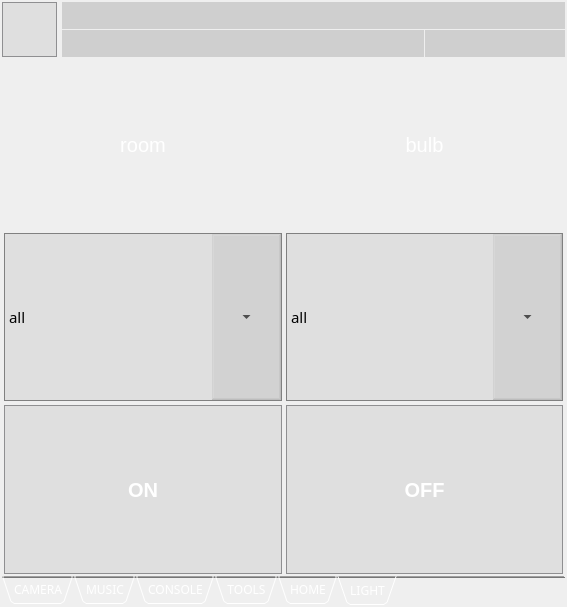
First picture: the form in iDomClient2/idom_client.ui, repository cyniu88/QT_kurs, before the edit.
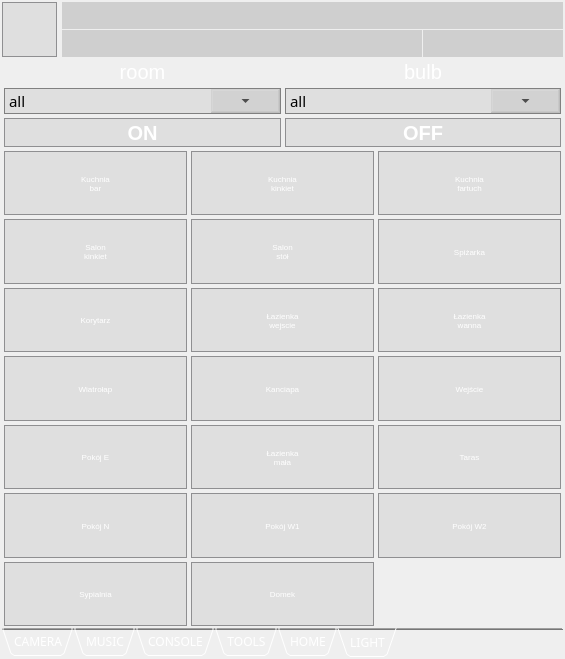
Second picture: the form after the edit. The open tabs and pages were chosen to show the change. Icons and pictures are not drawn. Custom widgets are drawn as their Qt base class.

```diff
--- a/iDomClient2/idom_client.ui
+++ b/iDomClient2/idom_client.ui
@@ -9,8 +9,8 @@
    <rect>
     <x>0</x>
     <y>0</y>
-    <width>567</width>
-    <height>607</height>
+    <width>565</width>
+    <height>659</height>
    </rect>
   </property>
   <property name="sizePolicy">
@@ -105,7 +105,7 @@
        <bool>true</bool>
       </property>
       <property name="sizePolicy">
-       <sizepolicy hsizetype="Maximum" vsizetype="Expanding">
+       <sizepolicy hsizetype="MinimumExpanding" vsizetype="Expanding">
         <horstretch>0</horstretch>
         <verstretch>0</verstretch>
        </sizepolicy>
@@ -2134,10 +2134,10 @@
         <string>LIGHT</string>
        </attribute>
        <layout class="QGridLayout" name="gridLayout_17">
-        <item row="0" column="0">
+        <item row="1" column="0">
          <widget class="QLabel" name="label_6">
           <property name="sizePolicy">
-           <sizepolicy hsizetype="Ignored" vsizetype="Ignored">
+           <sizepolicy hsizetype="Minimum" vsizetype="Minimum">
             <horstretch>0</horstretch>
             <verstretch>0</verstretch>
            </sizepolicy>
@@ -2158,31 +2158,33 @@
           </property>
          </widget>
         </item>
-        <item row="0" column="1">
-         <widget class="QLabel" name="label_7">
+        <item row="3" column="1">
+         <widget class="QToolButton" name="b_light_OFF">
           <property name="sizePolicy">
            <sizepolicy hsizetype="Ignored" vsizetype="Ignored">
             <horstretch>0</horstretch>
             <verstretch>0</verstretch>
            </sizepolicy>
           </property>
-          <property name="font">
-           <font>
-            <pointsize>15</pointsize>
-           </font>
+          <property name="styleSheet">
+           <string notr="true">QToolButton {
+background-color: rgba(158, 158, 158,50);
+ border: 1px solid #8f8f91;
+border-radius: 0px;
+color:white;
+ font: bold 20px;
+
+}
+QToolButton:pressed {
+border:none;
+}</string>
           </property>
           <property name="text">
-           <string>bulb</string>
-          </property>
-          <property name="textFormat">
-           <enum>Qt::MarkdownText</enum>
-          </property>
-          <property name="alignment">
-           <set>Qt::AlignCenter</set>
+           <string>OFF</string>
           </property>
          </widget>
         </item>
-        <item row="1" column="0">
+        <item row="2" column="0">
          <widget class="QComboBox" name="comboBox_ROOM">
           <property name="sizePolicy">
            <sizepolicy hsizetype="Ignored" vsizetype="Ignored">
@@ -2230,10 +2232,36 @@
           </item>
          </widget>
         </item>
-        <item row="1" column="1">
+        <item row="3" column="0">
+         <widget class="QToolButton" name="b_light_ON">
+          <property name="sizePolicy">
+           <sizepolicy hsizetype="Ignored" vsizetype="Fixed">
+            <horstretch>0</horstretch>
+            <verstretch>0</verstretch>
+           </sizepolicy>
+          </property>
+          <property name="styleSheet">
+           <string notr="true">QToolButton {
+background-color: rgba(158, 158, 158,50);
+ border: 1px solid #8f8f91;
+border-radius: 0px;
+color:white;
+ font: bold 20px;
+
+}
+QToolButton:pressed {
+border:none;
+}</string>
+          </property>
+          <property name="text">
+           <string>ON</string>
+          </property>
+         </widget>
+        </item>
+        <item row="2" column="1">
          <widget class="QComboBox" name="comboBox_BULB">
           <property name="sizePolicy">
-           <sizepolicy hsizetype="Ignored" vsizetype="Ignored">
+           <sizepolicy hsizetype="Ignored" vsizetype="Maximum">
             <horstretch>0</horstretch>
             <verstretch>0</verstretch>
            </sizepolicy>
@@ -2281,57 +2309,979 @@
           </item>
          </widget>
         </item>
-        <item row="2" column="0">
-         <widget class="QToolButton" name="b_light_ON">
+        <item row="1" column="1">
+         <widget class="QLabel" name="label_7">
           <property name="sizePolicy">
-           <sizepolicy hsizetype="Ignored" vsizetype="Ignored">
+           <sizepolicy hsizetype="Minimum" vsizetype="Maximum">
             <horstretch>0</horstretch>
             <verstretch>0</verstretch>
            </sizepolicy>
           </property>
-          <property name="styleSheet">
-           <string notr="true">QToolButton {
-background-color: rgba(158, 158, 158,50);
- border: 1px solid #8f8f91;
-border-radius: 0px;
-color:white;
- font: bold 20px;
-
-}
-QToolButton:pressed {
-border:none;
-}</string>
+          <property name="font">
+           <font>
+            <pointsize>15</pointsize>
+           </font>
           </property>
           <property name="text">
-           <string>ON</string>
+           <string>bulb</string>
+          </property>
+          <property name="textFormat">
+           <enum>Qt::MarkdownText</enum>
+          </property>
+          <property name="alignment">
+           <set>Qt::AlignCenter</set>
           </property>
          </widget>
         </item>
-        <item row="2" column="1">
-         <widget class="QToolButton" name="b_light_OFF">
-          <property name="sizePolicy">
-           <sizepolicy hsizetype="Ignored" vsizetype="Ignored">
-            <horstretch>0</horstretch>
-            <verstretch>0</verstretch>
-           </sizepolicy>
-          </property>
-          <property name="styleSheet">
-           <string notr="true">QToolButton {
+        <item row="4" column="0" colspan="2">
+         <layout class="QGridLayout" name="bulbLayout">
+          <item row="0" column="0">
+           <widget class="QToolButton" name="b_lightKuchBar">
+            <property name="sizePolicy">
+             <sizepolicy hsizetype="Ignored" vsizetype="Ignored">
+              <horstretch>0</horstretch>
+              <verstretch>0</verstretch>
+             </sizepolicy>
+            </property>
+            <property name="font">
+             <font>
+              <pointsize>6</pointsize>
+             </font>
+            </property>
+            <property name="styleSheet">
+             <string notr="true">QToolButton {
 background-color: rgba(158, 158, 158,50);
  border: 1px solid #8f8f91;
 border-radius: 0px;
 color:white;
- font: bold 20px;
 
 }
 QToolButton:pressed {
 border:none;
 }</string>
-          </property>
-          <property name="text">
-           <string>OFF</string>
-          </property>
-         </widget>
+            </property>
+            <property name="text">
+             <string>Kuchnia
+bar</string>
+            </property>
+            <property name="icon">
+             <iconset resource="ikony.qrc">
+              <normaloff>:/new/prefix1/files/svg/light-bulb-OFF.svg</normaloff>
+              <normalon>:/new/prefix1/files/svg/light-bulb-ON.svg</normalon>:/new/prefix1/files/svg/light-bulb-OFF.svg</iconset>
+            </property>
+            <property name="iconSize">
+             <size>
+              <width>200</width>
+              <height>200</height>
+             </size>
+            </property>
+            <property name="checkable">
+             <bool>true</bool>
+            </property>
+            <property name="toolButtonStyle">
+             <enum>Qt::ToolButtonTextBesideIcon</enum>
+            </property>
+           </widget>
+          </item>
+          <item row="5" column="2">
+           <widget class="QToolButton" name="b_lightPokojW2">
+            <property name="sizePolicy">
+             <sizepolicy hsizetype="Ignored" vsizetype="Ignored">
+              <horstretch>0</horstretch>
+              <verstretch>0</verstretch>
+             </sizepolicy>
+            </property>
+            <property name="font">
+             <font>
+              <pointsize>6</pointsize>
+             </font>
+            </property>
+            <property name="styleSheet">
+             <string notr="true">QToolButton {
+background-color: rgba(158, 158, 158,50);
+ border: 1px solid #8f8f91;
+border-radius: 0px;
+color:white;
+
+}
+QToolButton:pressed {
+border:none;
+}</string>
+            </property>
+            <property name="text">
+             <string>Pokój W2</string>
+            </property>
+            <property name="icon">
+             <iconset resource="ikony.qrc">
+              <normaloff>:/new/prefix1/files/svg/light-bulb-OFF.svg</normaloff>
+              <normalon>:/new/prefix1/files/svg/light-bulb-ON.svg</normalon>:/new/prefix1/files/svg/light-bulb-OFF.svg</iconset>
+            </property>
+            <property name="iconSize">
+             <size>
+              <width>200</width>
+              <height>200</height>
+             </size>
+            </property>
+            <property name="checkable">
+             <bool>true</bool>
+            </property>
+            <property name="toolButtonStyle">
+             <enum>Qt::ToolButtonTextBesideIcon</enum>
+            </property>
+           </widget>
+          </item>
+          <item row="5" column="1">
+           <widget class="QToolButton" name="b_lightPokojW1">
+            <property name="sizePolicy">
+             <sizepolicy hsizetype="Ignored" vsizetype="Ignored">
+              <horstretch>0</horstretch>
+              <verstretch>0</verstretch>
+             </sizepolicy>
+            </property>
+            <property name="font">
+             <font>
+              <pointsize>6</pointsize>
+             </font>
+            </property>
+            <property name="styleSheet">
+             <string notr="true">QToolButton {
+background-color: rgba(158, 158, 158,50);
+ border: 1px solid #8f8f91;
+border-radius: 0px;
+color:white;
+
+}
+QToolButton:pressed {
+border:none;
+}</string>
+            </property>
+            <property name="text">
+             <string>Pokój W1</string>
+            </property>
+            <property name="icon">
+             <iconset resource="ikony.qrc">
+              <normaloff>:/new/prefix1/files/svg/light-bulb-OFF.svg</normaloff>
+              <normalon>:/new/prefix1/files/svg/light-bulb-ON.svg</normalon>:/new/prefix1/files/svg/light-bulb-OFF.svg</iconset>
+            </property>
+            <property name="iconSize">
+             <size>
+              <width>200</width>
+              <height>200</height>
+             </size>
+            </property>
+            <property name="checkable">
+             <bool>true</bool>
+            </property>
+            <property name="toolButtonStyle">
+             <enum>Qt::ToolButtonTextBesideIcon</enum>
+            </property>
+           </widget>
+          </item>
+          <item row="1" column="0">
+           <widget class="QToolButton" name="b_lightSalonKink">
+            <property name="sizePolicy">
+             <sizepolicy hsizetype="Ignored" vsizetype="Ignored">
+              <horstretch>0</horstretch>
+              <verstretch>0</verstretch>
+             </sizepolicy>
+            </property>
+            <property name="font">
+             <font>
+              <pointsize>6</pointsize>
+             </font>
+            </property>
+            <property name="styleSheet">
+             <string notr="true">QToolButton {
+background-color: rgba(158, 158, 158,50);
+ border: 1px solid #8f8f91;
+border-radius: 0px;
+color:white;
+
+}
+QToolButton:pressed {
+border:none;
+}</string>
+            </property>
+            <property name="text">
+             <string>Salon
+kinkiet</string>
+            </property>
+            <property name="icon">
+             <iconset resource="ikony.qrc">
+              <normaloff>:/new/prefix1/files/svg/light-bulb-OFF.svg</normaloff>
+              <normalon>:/new/prefix1/files/svg/light-bulb-ON.svg</normalon>:/new/prefix1/files/svg/light-bulb-OFF.svg</iconset>
+            </property>
+            <property name="iconSize">
+             <size>
+              <width>200</width>
+              <height>200</height>
+             </size>
+            </property>
+            <property name="checkable">
+             <bool>true</bool>
+            </property>
+            <property name="toolButtonStyle">
+             <enum>Qt::ToolButtonTextBesideIcon</enum>
+            </property>
+           </widget>
+          </item>
+          <item row="2" column="1">
+           <widget class="QToolButton" name="b_lightLazienkaWejscie">
+            <property name="sizePolicy">
+             <sizepolicy hsizetype="Ignored" vsizetype="Ignored">
+              <horstretch>0</horstretch>
+              <verstretch>0</verstretch>
+             </sizepolicy>
+            </property>
+            <property name="font">
+             <font>
+              <pointsize>6</pointsize>
+             </font>
+            </property>
+            <property name="styleSheet">
+             <string notr="true">QToolButton {
+background-color: rgba(158, 158, 158,50);
+ border: 1px solid #8f8f91;
+border-radius: 0px;
+color:white;
+
+}
+QToolButton:pressed {
+border:none;
+}</string>
+            </property>
+            <property name="text">
+             <string>Łazienka
+wejscie</string>
+            </property>
+            <property name="icon">
+             <iconset resource="ikony.qrc">
+              <normaloff>:/new/prefix1/files/svg/light-bulb-OFF.svg</normaloff>
+              <normalon>:/new/prefix1/files/svg/light-bulb-ON.svg</normalon>:/new/prefix1/files/svg/light-bulb-OFF.svg</iconset>
+            </property>
+            <property name="iconSize">
+             <size>
+              <width>200</width>
+              <height>200</height>
+             </size>
+            </property>
+            <property name="checkable">
+             <bool>true</bool>
+            </property>
+            <property name="toolButtonStyle">
+             <enum>Qt::ToolButtonTextBesideIcon</enum>
+            </property>
+           </widget>
+          </item>
+          <item row="1" column="2">
+           <widget class="QToolButton" name="b_lightSpizarka">
+            <property name="sizePolicy">
+             <sizepolicy hsizetype="Ignored" vsizetype="Ignored">
+              <horstretch>0</horstretch>
+              <verstretch>0</verstretch>
+             </sizepolicy>
+            </property>
+            <property name="font">
+             <font>
+              <pointsize>6</pointsize>
+             </font>
+            </property>
+            <property name="styleSheet">
+             <string notr="true">QToolButton {
+background-color: rgba(158, 158, 158,50);
+ border: 1px solid #8f8f91;
+border-radius: 0px;
+color:white;
+}
+QToolButton:pressed {
+border:none;
+}</string>
+            </property>
+            <property name="text">
+             <string>Spiżarka</string>
+            </property>
+            <property name="icon">
+             <iconset resource="ikony.qrc">
+              <normaloff>:/new/prefix1/files/svg/light-bulb-OFF.svg</normaloff>
+              <normalon>:/new/prefix1/files/svg/light-bulb-ON.svg</normalon>:/new/prefix1/files/svg/light-bulb-OFF.svg</iconset>
+            </property>
+            <property name="iconSize">
+             <size>
+              <width>200</width>
+              <height>200</height>
+             </size>
+            </property>
+            <property name="checkable">
+             <bool>true</bool>
+            </property>
+            <property name="toolButtonStyle">
+             <enum>Qt::ToolButtonTextBesideIcon</enum>
+            </property>
+           </widget>
+          </item>
+          <item row="2" column="2">
+           <widget class="QToolButton" name="b_lightLazienkaWanna">
+            <property name="sizePolicy">
+             <sizepolicy hsizetype="Ignored" vsizetype="Ignored">
+              <horstretch>0</horstretch>
+              <verstretch>0</verstretch>
+             </sizepolicy>
+            </property>
+            <property name="font">
+             <font>
+              <pointsize>6</pointsize>
+             </font>
+            </property>
+            <property name="styleSheet">
+             <string notr="true">QToolButton {
+background-color: rgba(158, 158, 158,50);
+ border: 1px solid #8f8f91;
+border-radius: 0px;
+color:white;
+
+}
+QToolButton:pressed {
+border:none;
+}</string>
+            </property>
+            <property name="text">
+             <string>Łazienka
+wanna</string>
+            </property>
+            <property name="icon">
+             <iconset resource="ikony.qrc">
+              <normaloff>:/new/prefix1/files/svg/light-bulb-OFF.svg</normaloff>
+              <normalon>:/new/prefix1/files/svg/light-bulb-ON.svg</normalon>:/new/prefix1/files/svg/light-bulb-OFF.svg</iconset>
+            </property>
+            <property name="iconSize">
+             <size>
+              <width>200</width>
+              <height>200</height>
+             </size>
+            </property>
+            <property name="checkable">
+             <bool>true</bool>
+            </property>
+            <property name="toolButtonStyle">
+             <enum>Qt::ToolButtonTextBesideIcon</enum>
+            </property>
+           </widget>
+          </item>
+          <item row="0" column="1">
+           <widget class="QToolButton" name="b_lightKuchKink">
+            <property name="sizePolicy">
+             <sizepolicy hsizetype="Ignored" vsizetype="Ignored">
+              <horstretch>0</horstretch>
+              <verstretch>0</verstretch>
+             </sizepolicy>
+            </property>
+            <property name="font">
+             <font>
+              <pointsize>6</pointsize>
+             </font>
+            </property>
+            <property name="styleSheet">
+             <string notr="true">QToolButton {
+background-color: rgba(158, 158, 158,50);
+ border: 1px solid #8f8f91;
+border-radius: 0px;
+color:white;
+
+}
+QToolButton:pressed {
+border:none;
+}</string>
+            </property>
+            <property name="text">
+             <string>Kuchnia
+kinkiet</string>
+            </property>
+            <property name="icon">
+             <iconset resource="ikony.qrc">
+              <normaloff>:/new/prefix1/files/svg/light-bulb-OFF.svg</normaloff>
+              <normalon>:/new/prefix1/files/svg/light-bulb-ON.svg</normalon>:/new/prefix1/files/svg/light-bulb-OFF.svg</iconset>
+            </property>
+            <property name="iconSize">
+             <size>
+              <width>200</width>
+              <height>200</height>
+             </size>
+            </property>
+            <property name="checkable">
+             <bool>true</bool>
+            </property>
+            <property name="toolButtonStyle">
+             <enum>Qt::ToolButtonTextBesideIcon</enum>
+            </property>
+           </widget>
+          </item>
+          <item row="3" column="0">
+           <widget class="QToolButton" name="b_lightWiatrolap">
+            <property name="sizePolicy">
+             <sizepolicy hsizetype="Ignored" vsizetype="Ignored">
+              <horstretch>0</horstretch>
+              <verstretch>0</verstretch>
+             </sizepolicy>
+            </property>
+            <property name="font">
+             <font>
+              <pointsize>6</pointsize>
+             </font>
+            </property>
+            <property name="styleSheet">
+             <string notr="true">QToolButton {
+background-color: rgba(158, 158, 158,50);
+ border: 1px solid #8f8f91;
+border-radius: 0px;
+color:white;
+
+}
+QToolButton:pressed {
+border:none;
+}</string>
+            </property>
+            <property name="text">
+             <string>Wiatrołap</string>
+            </property>
+            <property name="icon">
+             <iconset resource="ikony.qrc">
+              <normaloff>:/new/prefix1/files/svg/light-bulb-OFF.svg</normaloff>
+              <normalon>:/new/prefix1/files/svg/light-bulb-ON.svg</normalon>:/new/prefix1/files/svg/light-bulb-OFF.svg</iconset>
+            </property>
+            <property name="iconSize">
+             <size>
+              <width>200</width>
+              <height>200</height>
+             </size>
+            </property>
+            <property name="checkable">
+             <bool>true</bool>
+            </property>
+            <property name="toolButtonStyle">
+             <enum>Qt::ToolButtonTextBesideIcon</enum>
+            </property>
+           </widget>
+          </item>
+          <item row="4" column="2">
+           <widget class="QToolButton" name="b_lightTaras">
+            <property name="sizePolicy">
+             <sizepolicy hsizetype="Ignored" vsizetype="Ignored">
+              <horstretch>0</horstretch>
+              <verstretch>0</verstretch>
+             </sizepolicy>
+            </property>
+            <property name="font">
+             <font>
+              <pointsize>6</pointsize>
+             </font>
+            </property>
+            <property name="styleSheet">
+             <string notr="true">QToolButton {
+background-color: rgba(158, 158, 158,50);
+ border: 1px solid #8f8f91;
+border-radius: 0px;
+color:white;
+
+}
+QToolButton:pressed {
+border:none;
+}</string>
+            </property>
+            <property name="text">
+             <string>Taras</string>
+            </property>
+            <property name="icon">
+             <iconset resource="ikony.qrc">
+              <normaloff>:/new/prefix1/files/svg/light-bulb-OFF.svg</normaloff>
+              <normalon>:/new/prefix1/files/svg/light-bulb-ON.svg</normalon>:/new/prefix1/files/svg/light-bulb-OFF.svg</iconset>
+            </property>
+            <property name="iconSize">
+             <size>
+              <width>200</width>
+              <height>200</height>
+             </size>
+            </property>
+            <property name="checkable">
+             <bool>true</bool>
+            </property>
+            <property name="toolButtonStyle">
+             <enum>Qt::ToolButtonTextBesideIcon</enum>
+            </property>
+           </widget>
+          </item>
+          <item row="4" column="1">
+           <widget class="QToolButton" name="b_lightLazienkaMala">
+            <property name="sizePolicy">
+             <sizepolicy hsizetype="Ignored" vsizetype="Ignored">
+              <horstretch>0</horstretch>
+              <verstretch>0</verstretch>
+             </sizepolicy>
+            </property>
+            <property name="font">
+             <font>
+              <pointsize>6</pointsize>
+             </font>
+            </property>
+            <property name="styleSheet">
+             <string notr="true">QToolButton {
+background-color: rgba(158, 158, 158,50);
+ border: 1px solid #8f8f91;
+border-radius: 0px;
+color:white;
+
+}
+QToolButton:pressed {
+border:none;
+}</string>
+            </property>
+            <property name="text">
+             <string>Łazienka
+mała</string>
+            </property>
+            <property name="icon">
+             <iconset resource="ikony.qrc">
+              <normaloff>:/new/prefix1/files/svg/light-bulb-OFF.svg</normaloff>
+              <normalon>:/new/prefix1/files/svg/light-bulb-ON.svg</normalon>:/new/prefix1/files/svg/light-bulb-OFF.svg</iconset>
+            </property>
+            <property name="iconSize">
+             <size>
+              <width>200</width>
+              <height>200</height>
+             </size>
+            </property>
+            <property name="checkable">
+             <bool>true</bool>
+            </property>
+            <property name="toolButtonStyle">
+             <enum>Qt::ToolButtonTextBesideIcon</enum>
+            </property>
+           </widget>
+          </item>
+          <item row="3" column="1">
+           <widget class="QToolButton" name="b_lightKanciapa">
+            <property name="sizePolicy">
+             <sizepolicy hsizetype="Ignored" vsizetype="Ignored">
+              <horstretch>0</horstretch>
+              <verstretch>0</verstretch>
+             </sizepolicy>
+            </property>
+            <property name="font">
+             <font>
+              <pointsize>6</pointsize>
+             </font>
+            </property>
+            <property name="styleSheet">
+             <string notr="true">QToolButton {
+background-color: rgba(158, 158, 158,50);
+ border: 1px solid #8f8f91;
+border-radius: 0px;
+color:white;
+}
+QToolButton:pressed {
+border:none;
+}</string>
+            </property>
+            <property name="text">
+             <string>Kanciapa</string>
+            </property>
+            <property name="icon">
+             <iconset resource="ikony.qrc">
+              <normaloff>:/new/prefix1/files/svg/light-bulb-OFF.svg</normaloff>
+              <normalon>:/new/prefix1/files/svg/light-bulb-ON.svg</normalon>:/new/prefix1/files/svg/light-bulb-OFF.svg</iconset>
+            </property>
+            <property name="iconSize">
+             <size>
+              <width>200</width>
+              <height>200</height>
+             </size>
+            </property>
+            <property name="checkable">
+             <bool>true</bool>
+            </property>
+            <property name="toolButtonStyle">
+             <enum>Qt::ToolButtonTextBesideIcon</enum>
+            </property>
+           </widget>
+          </item>
+          <item row="4" column="0">
+           <widget class="QToolButton" name="b_lightPokojE">
+            <property name="sizePolicy">
+             <sizepolicy hsizetype="Ignored" vsizetype="Ignored">
+              <horstretch>0</horstretch>
+              <verstretch>0</verstretch>
+             </sizepolicy>
+            </property>
+            <property name="font">
+             <font>
+              <pointsize>6</pointsize>
+             </font>
+            </property>
+            <property name="styleSheet">
+             <string notr="true">QToolButton {
+background-color: rgba(158, 158, 158,50);
+ border: 1px solid #8f8f91;
+border-radius: 0px;
+color:white;
+
+}
+QToolButton:pressed {
+border:none;
+}</string>
+            </property>
+            <property name="text">
+             <string>Pokój E</string>
+            </property>
+            <property name="icon">
+             <iconset resource="ikony.qrc">
+              <normaloff>:/new/prefix1/files/svg/light-bulb-OFF.svg</normaloff>
+              <normalon>:/new/prefix1/files/svg/light-bulb-ON.svg</normalon>:/new/prefix1/files/svg/light-bulb-OFF.svg</iconset>
+            </property>
+            <property name="iconSize">
+             <size>
+              <width>200</width>
+              <height>200</height>
+             </size>
+            </property>
+            <property name="checkable">
+             <bool>true</bool>
+            </property>
+            <property name="toolButtonStyle">
+             <enum>Qt::ToolButtonTextBesideIcon</enum>
+            </property>
+           </widget>
+          </item>
+          <item row="1" column="1">
+           <widget class="QToolButton" name="b_lightSalonSto">
+            <property name="sizePolicy">
+             <sizepolicy hsizetype="Ignored" vsizetype="Ignored">
+              <horstretch>0</horstretch>
+              <verstretch>0</verstretch>
+             </sizepolicy>
+            </property>
+            <property name="font">
+             <font>
+              <pointsize>6</pointsize>
+             </font>
+            </property>
+            <property name="styleSheet">
+             <string notr="true">QToolButton {
+background-color: rgba(158, 158, 158,50);
+ border: 1px solid #8f8f91;
+border-radius: 0px;
+color:white;
+
+}
+QToolButton:pressed {
+border:none;
+}</string>
+            </property>
+            <property name="text">
+             <string>Salon
+stół</string>
+            </property>
+            <property name="icon">
+             <iconset resource="ikony.qrc">
+              <normaloff>:/new/prefix1/files/svg/light-bulb-OFF.svg</normaloff>
+              <normalon>:/new/prefix1/files/svg/light-bulb-ON.svg</normalon>:/new/prefix1/files/svg/light-bulb-OFF.svg</iconset>
+            </property>
+            <property name="iconSize">
+             <size>
+              <width>200</width>
+              <height>200</height>
+             </size>
+            </property>
+            <property name="checkable">
+             <bool>true</bool>
+            </property>
+            <property name="toolButtonStyle">
+             <enum>Qt::ToolButtonTextBesideIcon</enum>
+            </property>
+           </widget>
+          </item>
+          <item row="5" column="0">
+           <widget class="QToolButton" name="b_lightPokojN">
+            <property name="sizePolicy">
+             <sizepolicy hsizetype="Ignored" vsizetype="Ignored">
+              <horstretch>0</horstretch>
+              <verstretch>0</verstretch>
+             </sizepolicy>
+            </property>
+            <property name="font">
+             <font>
+              <pointsize>6</pointsize>
+             </font>
+            </property>
+            <property name="styleSheet">
+             <string notr="true">QToolButton {
+background-color: rgba(158, 158, 158,50);
+ border: 1px solid #8f8f91;
+border-radius: 0px;
+color:white;
+
+}
+QToolButton:pressed {
+border:none;
+}</string>
+            </property>
+            <property name="text">
+             <string>Pokój N</string>
+            </property>
+            <property name="icon">
+             <iconset resource="ikony.qrc">
+              <normaloff>:/new/prefix1/files/svg/light-bulb-OFF.svg</normaloff>
+              <normalon>:/new/prefix1/files/svg/light-bulb-ON.svg</normalon>:/new/prefix1/files/svg/light-bulb-OFF.svg</iconset>
+            </property>
+            <property name="iconSize">
+             <size>
+              <width>200</width>
+              <height>200</height>
+             </size>
+            </property>
+            <property name="checkable">
+             <bool>true</bool>
+            </property>
+            <property name="toolButtonStyle">
+             <enum>Qt::ToolButtonTextBesideIcon</enum>
+            </property>
+           </widget>
+          </item>
+          <item row="2" column="0">
+           <widget class="QToolButton" name="b_lightKorytarz">
+            <property name="sizePolicy">
+             <sizepolicy hsizetype="Ignored" vsizetype="Ignored">
+              <horstretch>0</horstretch>
+              <verstretch>0</verstretch>
+             </sizepolicy>
+            </property>
+            <property name="font">
+             <font>
+              <pointsize>6</pointsize>
+             </font>
+            </property>
+            <property name="styleSheet">
+             <string notr="true">QToolButton {
+background-color: rgba(158, 158, 158,50);
+ border: 1px solid #8f8f91;
+border-radius: 0px;
+color:white;
+
+}
+QToolButton:pressed {
+border:none;
+}</string>
+            </property>
+            <property name="text">
+             <string>Korytarz</string>
+            </property>
+            <property name="icon">
+             <iconset resource="ikony.qrc">
+              <normaloff>:/new/prefix1/files/svg/light-bulb-OFF.svg</normaloff>
+              <normalon>:/new/prefix1/files/svg/light-bulb-ON.svg</normalon>:/new/prefix1/files/svg/light-bulb-OFF.svg</iconset>
+            </property>
+            <property name="iconSize">
+             <size>
+              <width>200</width>
+              <height>200</height>
+             </size>
+            </property>
+            <property name="checkable">
+             <bool>true</bool>
+            </property>
+            <property name="toolButtonStyle">
+             <enum>Qt::ToolButtonTextBesideIcon</enum>
+            </property>
+           </widget>
+          </item>
+          <item row="3" column="2">
+           <widget class="QToolButton" name="b_lightWejscie">
+            <property name="sizePolicy">
+             <sizepolicy hsizetype="Ignored" vsizetype="Ignored">
+              <horstretch>0</horstretch>
+              <verstretch>0</verstretch>
+             </sizepolicy>
+            </property>
+            <property name="font">
+             <font>
+              <pointsize>6</pointsize>
+             </font>
+            </property>
+            <property name="styleSheet">
+             <string notr="true">QToolButton {
+background-color: rgba(158, 158, 158,50);
+ border: 1px solid #8f8f91;
+border-radius: 0px;
+color:white;
+
+}
+QToolButton:pressed {
+border:none;
+}</string>
+            </property>
+            <property name="text">
+             <string>Wejście</string>
+            </property>
+            <property name="icon">
+             <iconset resource="ikony.qrc">
+              <normaloff>:/new/prefix1/files/svg/light-bulb-OFF.svg</normaloff>
+              <normalon>:/new/prefix1/files/svg/light-bulb-ON.svg</normalon>:/new/prefix1/files/svg/light-bulb-OFF.svg</iconset>
+            </property>
+            <property name="iconSize">
+             <size>
+              <width>200</width>
+              <height>200</height>
+             </size>
+            </property>
+            <property name="checkable">
+             <bool>true</bool>
+            </property>
+            <property name="toolButtonStyle">
+             <enum>Qt::ToolButtonTextBesideIcon</enum>
+            </property>
+           </widget>
+          </item>
+          <item row="0" column="2">
+           <widget class="QToolButton" name="b_lightKuchFartuch">
+            <property name="sizePolicy">
+             <sizepolicy hsizetype="Ignored" vsizetype="Ignored">
+              <horstretch>0</horstretch>
+              <verstretch>0</verstretch>
+             </sizepolicy>
+            </property>
+            <property name="font">
+             <font>
+              <pointsize>6</pointsize>
+             </font>
+            </property>
+            <property name="styleSheet">
+             <string notr="true">QToolButton {
+background-color: rgba(158, 158, 158,50);
+ border: 1px solid #8f8f91;
+border-radius: 0px;
+color:white;
+
+}
+QToolButton:pressed {
+border:none;
+}</string>
+            </property>
+            <property name="text">
+             <string>Kuchnia
+fartuch</string>
+            </property>
+            <property name="icon">
+             <iconset resource="ikony.qrc">
+              <normaloff>:/new/prefix1/files/svg/light-bulb-OFF.svg</normaloff>
+              <normalon>:/new/prefix1/files/svg/light-bulb-ON.svg</normalon>:/new/prefix1/files/svg/light-bulb-OFF.svg</iconset>
+            </property>
+            <property name="iconSize">
+             <size>
+              <width>200</width>
+              <height>200</height>
+             </size>
+            </property>
+            <property name="checkable">
+             <bool>true</bool>
+            </property>
+            <property name="toolButtonStyle">
+             <enum>Qt::ToolButtonTextBesideIcon</enum>
+            </property>
+           </widget>
+          </item>
+          <item row="6" column="0">
+           <widget class="QToolButton" name="b_lightSypialnia">
+            <property name="sizePolicy">
+             <sizepolicy hsizetype="Ignored" vsizetype="Ignored">
+              <horstretch>0</horstretch>
+              <verstretch>0</verstretch>
+             </sizepolicy>
+            </property>
+            <property name="font">
+             <font>
+              <pointsize>6</pointsize>
+             </font>
+            </property>
+            <property name="styleSheet">
+             <string notr="true">QToolButton {
+background-color: rgba(158, 158, 158,50);
+ border: 1px solid #8f8f91;
+border-radius: 0px;
+color:white;
+
+}
+QToolButton:pressed {
+border:none;
+}</string>
+            </property>
+            <property name="text">
+             <string>Sypialnia</string>
+            </property>
+            <property name="icon">
+             <iconset resource="ikony.qrc">
+              <normaloff>:/new/prefix1/files/svg/light-bulb-OFF.svg</normaloff>
+              <normalon>:/new/prefix1/files/svg/light-bulb-ON.svg</normalon>:/new/prefix1/files/svg/light-bulb-OFF.svg</iconset>
+            </property>
+            <property name="iconSize">
+             <size>
+              <width>200</width>
+              <height>200</height>
+             </size>
+            </property>
+            <property name="checkable">
+             <bool>true</bool>
+            </property>
+            <property name="toolButtonStyle">
+             <enum>Qt::ToolButtonTextBesideIcon</enum>
+            </property>
+           </widget>
+          </item>
+          <item row="6" column="1">
+           <widget class="QToolButton" name="b_lightDomek">
+            <property name="sizePolicy">
+             <sizepolicy hsizetype="Ignored" vsizetype="Ignored">
+              <horstretch>0</horstretch>
+              <verstretch>0</verstretch>
+             </sizepolicy>
+            </property>
+            <property name="font">
+             <font>
+              <pointsize>6</pointsize>
+             </font>
+            </property>
+            <property name="styleSheet">
+             <string notr="true">QToolButton {
+background-color: rgba(158, 158, 158,50);
+ border: 1px solid #8f8f91;
+border-radius: 0px;
+color:white;
+
+}
+QToolButton:pressed {
+border:none;
+}</string>
+            </property>
+            <property name="text">
+             <string>Domek</string>
+            </property>
+            <property name="icon">
+             <iconset resource="ikony.qrc">
+              <normaloff>:/new/prefix1/files/svg/light-bulb-OFF.svg</normaloff>
+              <normalon>:/new/prefix1/files/svg/light-bulb-ON.svg</normalon>:/new/prefix1/files/svg/light-bulb-OFF.svg</iconset>
+            </property>
+            <property name="iconSize">
+             <size>
+              <width>200</width>
+              <height>200</height>
+             </size>
+            </property>
+            <property name="checkable">
+             <bool>true</bool>
+            </property>
+            <property name="toolButtonStyle">
+             <enum>Qt::ToolButtonTextBesideIcon</enum>
+            </property>
+           </widget>
+          </item>
+         </layout>
         </item>
        </layout>
       </widget>
@@ -2683,6 +3633,11 @@
    <extends>QPushButton</extends>
    <header location="global">mybutton.h</header>
   </customwidget>
+  <customwidget>
+   <class>myQPlainTextEdit</class>
+   <extends>QPlainTextEdit</extends>
+   <header location="global">myqplaintextedit.h</header>
+  </customwidget>
  </customwidgets>
  <resources>
   <include location="ikony.qrc"/>
```
Left out of the diff: 71 changed lines with no effect on the pictures.
